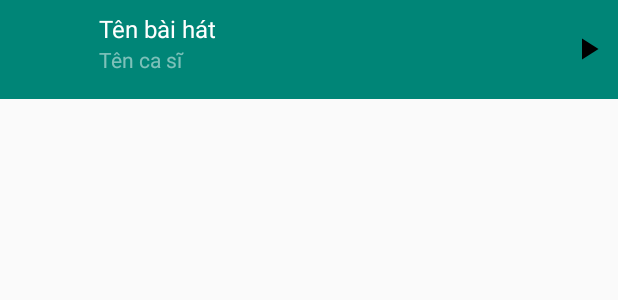
After one commit to trantan97/ListenMusicEx, an Android app: the layout notification_layout.xml on its own in the app's theme, with its tools: preview values and no code run, on a phone screen of 412 x 824 dp. The commit adds this screen. Shown: the top 300 px of the screen. Run offline under Robolectric (Android 15) with nearby library versions, the phone set to English and light mode, and no system bars.

Commit message:
create notification

```diff
--- a/app/src/main/java/com/trantan/listenmusicex/adapter/ViewPagerAdapter.java
+++ b/app/src/main/java/com/trantan/listenmusicex/adapter/ViewPagerAdapter.java
@@ -19,9 +19,6 @@ public class ViewPagerAdapter extends FragmentPagerAdapter {
         super(fm);
         mPlayListFragment = new PlayListFragment();
         mPlaySongFragment = new PlaySongFragment();
-
-        mPlayListFragment.setSendSongService(mPlaySongFragment);
-        mPlaySongFragment.setPlaySongToPlayList(mPlayListFragment);
     }
 
     @Override
--- a/app/src/main/java/com/trantan/listenmusicex/handle/PlaySongToPlayList.java
+++ /dev/null
@@ -1,5 +0,0 @@
-package com.trantan.listenmusicex.handle;
-
-public interface PlaySongToPlayList {
-    void sendChangePlayPause();
-}
--- a/app/src/main/java/com/trantan/listenmusicex/handle/PlayerListener.java
+++ b/app/src/main/java/com/trantan/listenmusicex/handle/PlayerListener.java
@@ -4,4 +4,5 @@ public interface PlayerListener {
     void listenCurrentTime(int currentTime);
     void listenTotalTime(int totalTime);
     void listenChangeSong(int position);
+    void listenPausePlaySong();
 }
--- /dev/null
+++ b/app/src/main/res/layout/notification_layout.xml
@@ -0,0 +1,51 @@
+<?xml version=
+ 	  	"1.0" encoding="utf-8"?>
+<RelativeLayout xmlns:android="http://schemas.android.com/apk/res/android"
+    xmlns:app="http://schemas.android.com/apk/res-auto"
+    android:layout_width="match_parent"
+    android:background="@color/color_primary"
+    android:layout_height="wrap_content">
+
+    <ImageView
+        android:id="@+id/image_song"
+        android:layout_width="@dimen/dp_50"
+        android:layout_height="@dimen/dp_50"
+        android:layout_margin="@dimen/dp_8" />
+
+    <ImageView
+        android:id="@+id/image_play"
+        android:layout_width="wrap_content"
+        android:layout_height="wrap_content"
+        android:layout_alignParentEnd="true"
+        android:layout_centerVertical="true"
+        android:src="@drawable/ic_play_24dp"
+        android:padding="@dimen/dp_8"/>
+
+    <TextView
+        android:id="@+id/text_song"
+        android:layout_width="match_parent"
+        android:layout_height="wrap_content"
+        android:layout_alignTop="@id/image_song"
+        android:layout_marginEnd="8dp"
+        android:layout_toEndOf="@id/image_song"
+        android:layout_toStartOf="@id/image_play"
+        android:ellipsize="end"
+        android:maxLines="1"
+        android:text="@string/text_name_song"
+        android:textColor="@color/color_white"
+        android:textSize="16sp" />
+
+    <TextView
+        android:id="@+id/text_singer"
+        android:layout_width="match_parent"
+        android:layout_height="wrap_content"
+        android:layout_below="@id/text_song"
+        android:layout_marginEnd="8dp"
+        android:layout_toEndOf="@id/image_song"
+        android:layout_toStartOf="@id/image_play"
+        android:ellipsize="end"
+        android:maxLines="1"
+        android:text="@string/text_singer"
+        android:textColor="#7dffffff" />
+
+</RelativeLayout>
--- a/app/src/main/res/values/strings.xml
+++ b/app/src/main/res/values/strings.xml
@@ -9,9 +9,9 @@
     <string name="text_name_song">Tên bài hát</string>
     <string name="text_list_play">Danh sách phát (0)</string>
     <string-array name="link_songs">
-        <item>http://data3.chiasenhac.com/downloads/1740/0/1739564-37a0496b/128/Grow%20Up%20-%20Olly%20Murs%20[128kbps_MP3].mp3</item>
-        <item>http://data3.chiasenhac.com/downloads/1740/0/1739564-37a0496b/32/Grow%20Up%20-%20Olly%20Murs%20[32kbps_M4A].m4a</item>
-        <item>http://data3.chiasenhac.com/downloads/1740/0/1739564-37a0496b/32/Grow%20Up%20-%20Olly%20Murs%20[32kbps_M4A].m4a</item>
+        <item>http://data35.chiasenhac.com/downloads/1962/1/1961006-d21506bc/128/Co%20The%20Hay%20Khong%20-%20Truong%20Tu%20Hao%20[128kbps_MP3].mp3</item>
+        <item>http://data35.chiasenhac.com/downloads/1962/1/1961006-d21506bc/128/Co%20The%20Hay%20Khong%20-%20Truong%20Tu%20Hao%20[128kbps_MP3].mp3</item>
+        <item>http://data35.chiasenhac.com/downloads/1962/1/1961006-d21506bc/128/Co%20The%20Hay%20Khong%20-%20Truong%20Tu%20Hao%20[128kbps_MP3].mp3</item>
     </string-array>
     <string-array name="name_songs">
         <item>Grow Up</item>
```
Also changed, not shown: app/src/main/java/com/trantan/listenmusicex/MainActivity.java (+50 -3 lines), app/src/main/java/com/trantan/listenmusicex/PlayListFragment.java (+34 -59 lines), app/src/main/java/com/trantan/listenmusicex/PlaySongFragment.java (+40 -40 lines), app/src/main/java/com/trantan/listenmusicex/handle/PlayListToPlaySong.java (deleted, +0 -10 lines), app/src/main/java/com/trantan/listenmusicex/notification/MusicNotification.java (added, +73 -0 lines), app/src/main/java/com/trantan/listenmusicex/service/PlaySongService.java (+32 -10 lines).
